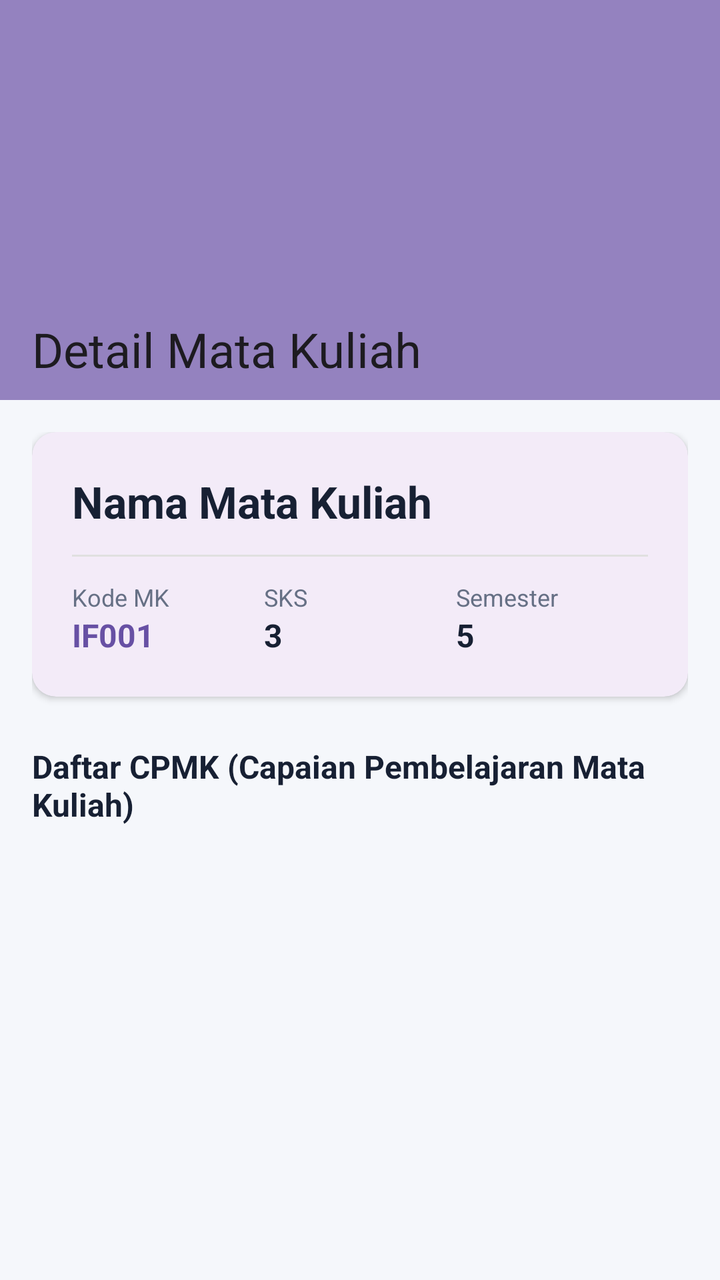
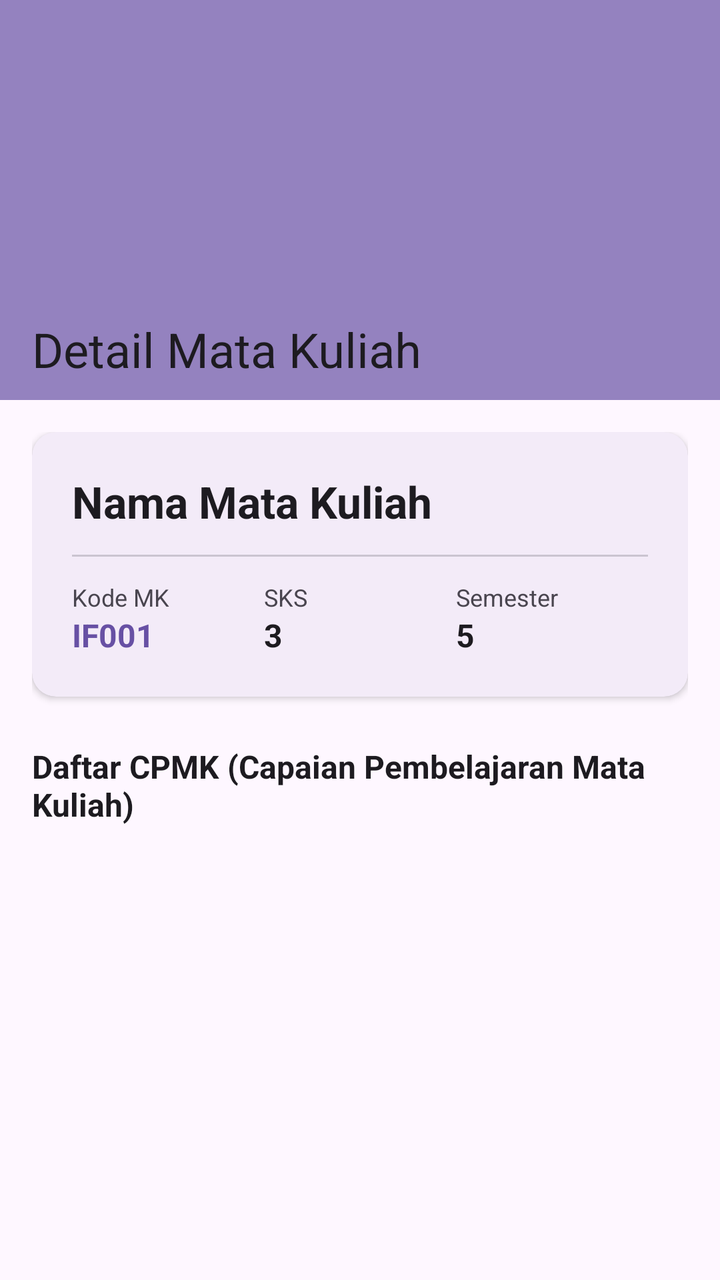

Two renders of the same Android screen: before a commit and after it. Below are the layout's source before the change and the commit's diff.
<!-- AndroidManifest.xml: application theme Theme.ProjectFarrelMobileProgramming -->
<!-- res/layout/activity_mk_detail.xml -->
<?xml version="1.0" encoding="utf-8"?>
<androidx.coordinatorlayout.widget.CoordinatorLayout 
    xmlns:android="http://schemas.android.com/apk/res/android"
    xmlns:app="http://schemas.android.com/apk/res-auto"
    android:layout_width="match_parent"
    android:layout_height="match_parent"
    android:background="#F5F7FB">

    <com.google.android.material.appbar.AppBarLayout
        android:layout_width="match_parent"
        android:layout_height="200dp"
        android:theme="@style/ThemeOverlay.AppCompat.Dark.ActionBar">

        <com.google.android.material.appbar.CollapsingToolbarLayout
            android:layout_width="match_parent"
            android:layout_height="match_parent"
            app:contentScrim="?attr/colorPrimary"
            app:layout_scrollFlags="scroll|exitUntilCollapsed"
            app:title="Detail Mata Kuliah">

            <ImageView
                android:layout_width="match_parent"
                android:layout_height="match_parent"
                android:scaleType="centerCrop"
                android:background="?attr/colorPrimary"
                android:alpha="0.7"
                app:layout_collapseMode="parallax" />

            <com.google.android.material.appbar.MaterialToolbar
                android:id="@+id/toolbarMkDetail"
                android:layout_width="match_parent"
                android:layout_height="?attr/actionBarSize"
                app:layout_collapseMode="pin" />

        </com.google.android.material.appbar.CollapsingToolbarLayout>
    </com.google.android.material.appbar.AppBarLayout>

    <androidx.core.widget.NestedScrollView
        android:layout_width="match_parent"
        android:layout_height="match_parent"
        app:layout_behavior="@string/appbar_scrolling_view_behavior">

        <LinearLayout
            android:layout_width="match_parent"
            android:layout_height="wrap_content"
            android:orientation="vertical"
            android:padding="16dp">

            <com.google.android.material.card.MaterialCardView
                android:layout_width="match_parent"
                android:layout_height="wrap_content"
                app:cardCornerRadius="12dp"
                app:cardElevation="2dp"
                app:strokeWidth="0dp">

                <LinearLayout
                    android:layout_width="match_parent"
                    android:layout_height="wrap_content"
                    android:orientation="vertical"
                    android:padding="20dp">

                    <TextView
                        android:id="@+id/tvDetailNamaMk"
                        android:layout_width="match_parent"
                        android:layout_height="wrap_content"
                        android:text="Nama Mata Kuliah"
                        android:textColor="#172033"
                        android:textSize="22sp"
                        android:textStyle="bold" />

                    <View
                        android:layout_width="match_parent"
                        android:layout_height="1dp"
                        android:layout_marginTop="12dp"
                        android:layout_marginBottom="12dp"
                        android:background="#E0E0E0" />

                    <LinearLayout
                        android:layout_width="match_parent"
                        android:layout_height="wrap_content"
                        android:orientation="horizontal">

                        <LinearLayout
                            android:layout_width="0dp"
                            android:layout_height="wrap_content"
                            android:layout_weight="1"
                            android:orientation="vertical">

                            <TextView
                                android:layout_width="wrap_content"
                                android:layout_height="wrap_content"
                                android:text="Kode MK"
                                android:textColor="#667085"
                                android:textSize="12sp" />

                            <TextView
                                android:id="@+id/tvDetailKodeMk"
                                android:layout_width="wrap_content"
                                android:layout_height="wrap_content"
                                android:text="IF001"
                                android:textColor="?attr/colorPrimary"
                                android:textSize="16sp"
                                android:textStyle="bold" />
                        </LinearLayout>

                        <LinearLayout
                            android:layout_width="0dp"
                            android:layout_height="wrap_content"
                            android:layout_weight="1"
                            android:orientation="vertical">

                            <TextView
                                android:layout_width="wrap_content"
                                android:layout_height="wrap_content"
                                android:text="SKS"
                                android:textColor="#667085"
                                android:textSize="12sp" />

                            <TextView
                                android:id="@+id/tvDetailSks"
                                android:layout_width="wrap_content"
                                android:layout_height="wrap_content"
                                android:text="3"
                                android:textColor="#172033"
                                android:textSize="16sp"
                                android:textStyle="bold" />
                        </LinearLayout>

                        <LinearLayout
                            android:layout_width="0dp"
                            android:layout_height="wrap_content"
                            android:layout_weight="1"
                            android:orientation="vertical">

                            <TextView
                                android:layout_width="wrap_content"
                                android:layout_height="wrap_content"
                                android:text="Semester"
                                android:textColor="#667085"
                                android:textSize="12sp" />

                            <TextView
                                android:id="@+id/tvDetailSemester"
                                android:layout_width="wrap_content"
                                android:layout_height="wrap_content"
                                android:text="5"
                                android:textColor="#172033"
                                android:textSize="16sp"
                                android:textStyle="bold" />
                        </LinearLayout>
                    </LinearLayout>
                </LinearLayout>
            </com.google.android.material.card.MaterialCardView>

            <TextView
                android:layout_width="wrap_content"
                android:layout_height="wrap_content"
                android:layout_marginTop="24dp"
                android:text="Daftar CPMK (Capaian Pembelajaran Mata Kuliah)"
                android:textColor="#172033"
                android:textSize="16sp"
                android:textStyle="bold" />

            <ProgressBar
                android:id="@+id/progressBarCpmk"
                android:layout_width="wrap_content"
                android:layout_height="wrap_content"
                android:layout_gravity="center"
                android:layout_marginTop="16dp"
                android:visibility="gone" />

            <TextView
                android:id="@+id/tvCpmkKosong"
                android:layout_width="match_parent"
                android:layout_height="wrap_content"
                android:layout_marginTop="16dp"
                android:text="Tidak ada data CPMK untuk Mata Kuliah ini."
                android:textAlignment="center"
                android:textColor="#667085"
                android:visibility="gone" />

            <androidx.recyclerview.widget.RecyclerView
                android:id="@+id/rvCpmk"
                android:layout_width="match_parent"
                android:layout_height="wrap_content"
                android:layout_marginTop="8dp"
                android:nestedScrollingEnabled="false"
                android:clipToPadding="false"
                android:paddingBottom="24dp" />

        </LinearLayout>
    </androidx.core.widget.NestedScrollView>
</androidx.coordinatorlayout.widget.CoordinatorLayout>
<!-- resources referenced by this layout -->
<resources>
  <style name="Theme.ProjectFarrelMobileProgramming" parent="Base.Theme.ProjectFarrelMobileProgramming" />
  <style name="Base.Theme.ProjectFarrelMobileProgramming" parent="Theme.Material3.DayNight.NoActionBar">
          
          
      </style>
</resources>

<!-- the commit's change to res/layout/activity_mk_detail.xml (unified diff, before → after) -->
@@ -4,7 +4,7 @@
     xmlns:app="http://schemas.android.com/apk/res-auto"
     android:layout_width="match_parent"
     android:layout_height="match_parent"
-    android:background="#F5F7FB">
+    android:background="?android:attr/colorBackground">
 
     <com.google.android.material.appbar.AppBarLayout
         android:layout_width="match_parent"
@@ -16,7 +16,7 @@
             android:layout_height="match_parent"
             app:contentScrim="?attr/colorPrimary"
             app:layout_scrollFlags="scroll|exitUntilCollapsed"
-            app:title="Detail Mata Kuliah">
+            app:title="@string/ui_title_detail_mata_kuliah_106">
 
             <ImageView
                 android:layout_width="match_parent"
@@ -63,8 +63,8 @@
                         android:id="@+id/tvDetailNamaMk"
                         android:layout_width="match_parent"
                         android:layout_height="wrap_content"
-                        android:text="Nama Mata Kuliah"
-                        android:textColor="#172033"
+                        android:text="@string/ui_nama_mata_kuliah_19"
+                        android:textColor="?attr/colorOnSurface"
                         android:textSize="22sp"
                         android:textStyle="bold" />
 
@@ -73,7 +73,7 @@
                         android:layout_height="1dp"
                         android:layout_marginTop="12dp"
                         android:layout_marginBottom="12dp"
-                        android:background="#E0E0E0" />
+                        android:background="?attr/colorOutlineVariant" />
 
                     <LinearLayout
                         android:layout_width="match_parent"
@@ -89,15 +89,15 @@
                             <TextView
                                 android:layout_width="wrap_content"
                                 android:layout_height="wrap_content"
-                                android:text="Kode MK"
-                                android:textColor="#667085"
+                                android:text="@string/ui_kode_mk_20"
+                                android:textColor="?attr/colorOnSurfaceVariant"
                                 android:textSize="12sp" />
 
                             <TextView
                                 android:id="@+id/tvDetailKodeMk"
                                 android:layout_width="wrap_content"
                                 android:layout_height="wrap_content"
-                                android:text="IF001"
+                                android:text="@string/ui_if001_21"
                                 android:textColor="?attr/colorPrimary"
                                 android:textSize="16sp"
                                 android:textStyle="bold" />
@@ -112,8 +112,8 @@
                             <TextView
                                 android:layout_width="wrap_content"
                                 android:layout_height="wrap_content"
-                                android:text="SKS"
-                                android:textColor="#667085"
+                                android:text="@string/ui_sks_22"
+                                android:textColor="?attr/colorOnSurfaceVariant"
                                 android:textSize="12sp" />
 
                             <TextView
@@ -121,7 +121,7 @@
                                 android:layout_width="wrap_content"
                                 android:layout_height="wrap_content"
                                 android:text="3"
-                                android:textColor="#172033"
+                                android:textColor="?attr/colorOnSurface"
                                 android:textSize="16sp"
                                 android:textStyle="bold" />
                         </LinearLayout>
@@ -135,8 +135,8 @@
                             <TextView
                                 android:layout_width="wrap_content"
                                 android:layout_height="wrap_content"
-                                android:text="Semester"
-                                android:textColor="#667085"
+                                android:text="@string/ui_semester_23"
+                                android:textColor="?attr/colorOnSurfaceVariant"
                                 android:textSize="12sp" />
 
                             <TextView
@@ -144,7 +144,7 @@
                                 android:layout_width="wrap_content"
                                 android:layout_height="wrap_content"
                                 android:text="5"
-                                android:textColor="#172033"
+                                android:textColor="?attr/colorOnSurface"
                                 android:textSize="16sp"
                                 android:textStyle="bold" />
                         </LinearLayout>
@@ -156,8 +156,8 @@
                 android:layout_width="wrap_content"
                 android:layout_height="wrap_content"
                 android:layout_marginTop="24dp"
-                android:text="Daftar CPMK (Capaian Pembelajaran Mata Kuliah)"
-                android:textColor="#172033"
+                android:text="@string/ui_daftar_cpmk_capaian_pembelajar_24"
+                android:textColor="?attr/colorOnSurface"
                 android:textSize="16sp"
                 android:textStyle="bold" />
 
@@ -174,9 +174,9 @@
                 android:layout_width="match_parent"
                 android:layout_height="wrap_content"
                 android:layout_marginTop="16dp"
-                android:text="Tidak ada data CPMK untuk Mata Kuliah ini."
+                android:text="@string/ui_tidak_ada_data_cpmk_untuk_mata_25"
                 android:textAlignment="center"
-                android:textColor="#667085"
+                android:textColor="?attr/colorOnSurfaceVariant"
                 android:visibility="gone" />
 
             <androidx.recyclerview.widget.RecyclerView
<!-- resource entries referenced after the edit -->
@@ -1,5 +1,13 @@
 <!-- resources referenced by this layout -->
 <resources>
+  <string name="ui_daftar_cpmk_capaian_pembelajar_24">Daftar CPMK (Capaian Pembelajaran Mata Kuliah)</string>
+  <string name="ui_if001_21">IF001</string>
+  <string name="ui_kode_mk_20">Kode MK</string>
+  <string name="ui_nama_mata_kuliah_19">Nama Mata Kuliah</string>
+  <string name="ui_semester_23">Semester</string>
+  <string name="ui_sks_22">SKS</string>
+  <string name="ui_tidak_ada_data_cpmk_untuk_mata_25">Tidak ada data CPMK untuk Mata Kuliah ini.</string>
+  <string name="ui_title_detail_mata_kuliah_106">Detail Mata Kuliah</string>
   <style name="Theme.ProjectFarrelMobileProgramming" parent="Base.Theme.ProjectFarrelMobileProgramming" />
   <style name="Base.Theme.ProjectFarrelMobileProgramming" parent="Theme.Material3.DayNight.NoActionBar">
           
